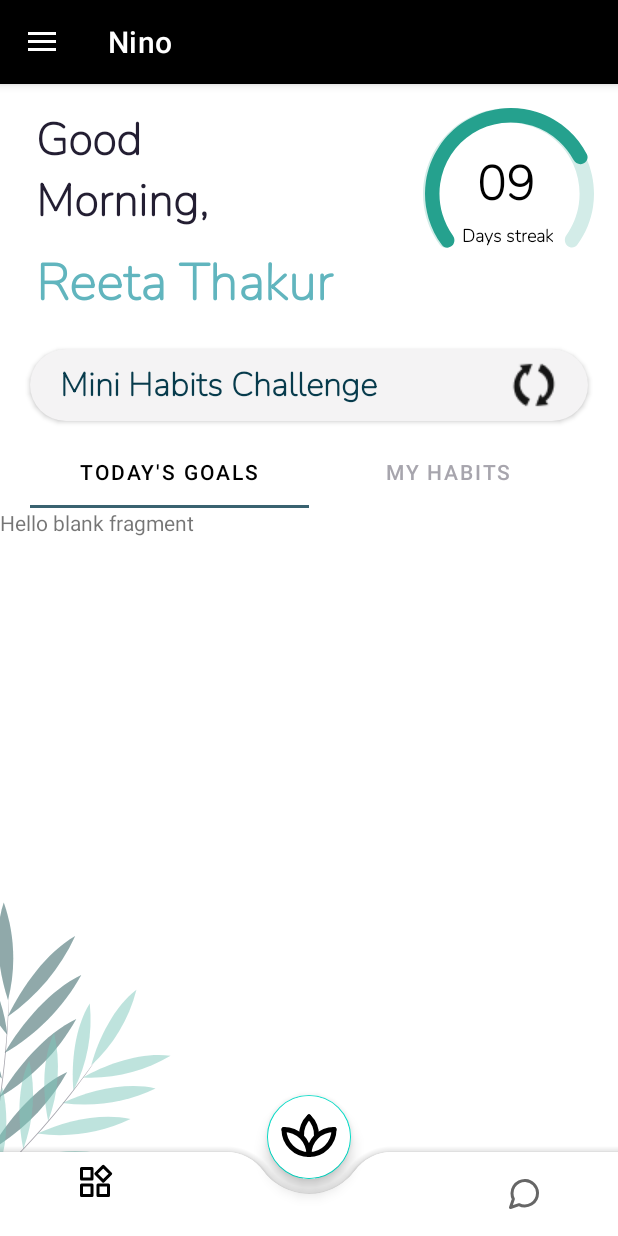
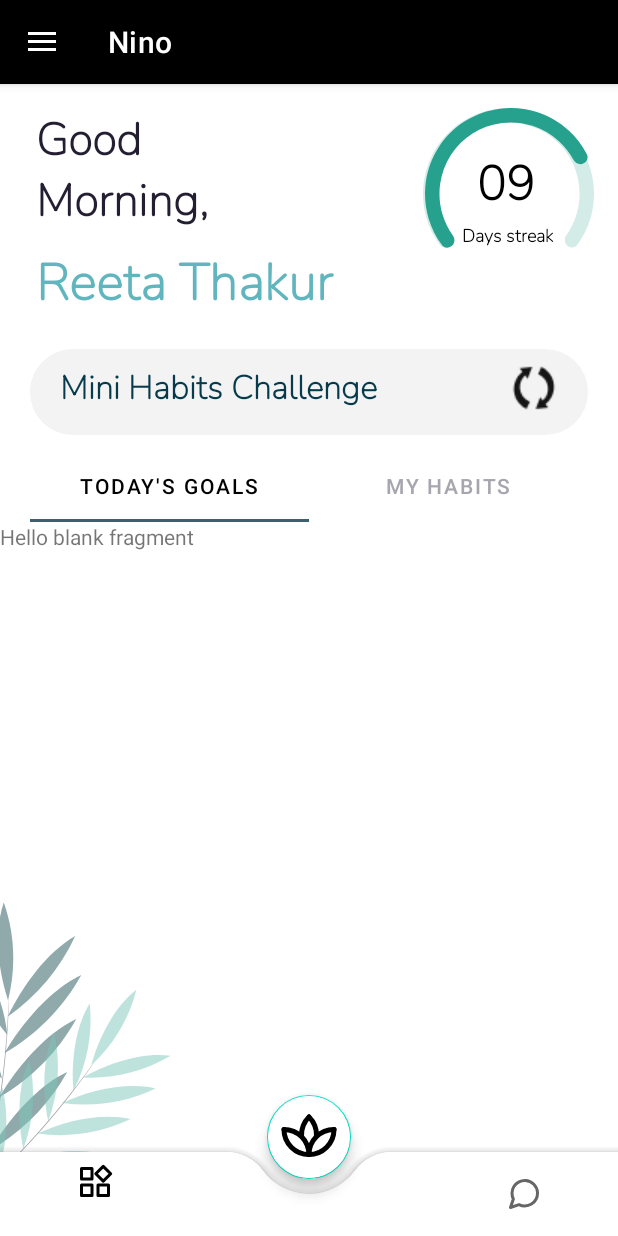
Before and after one commit to ReetaThakur/MentalHealthApp, an Android app: the screen it shows after launch (HomeActivity), on a phone screen of 412 x 824 dp. Run offline under Robolectric (Android 15) with nearby library versions, the phone set to English and light mode, and no system bars; our stand-ins replace Room's generated code.

Commit message:
Mini Challenge Done

```diff
--- a/app/src/main/res/layout/activity_home.xml
+++ b/app/src/main/res/layout/activity_home.xml
@@ -2,9 +2,9 @@
 <androidx.drawerlayout.widget.DrawerLayout xmlns:android="http://schemas.android.com/apk/res/android"
     xmlns:app="http://schemas.android.com/apk/res-auto"
     xmlns:tools="http://schemas.android.com/tools"
+    android:id="@+id/drawerLayout"
     android:layout_width="match_parent"
     android:layout_height="match_parent"
-    android:id="@+id/drawerLayout"
     android:layout_gravity="center"
     tools:context=".HomeActivity">
 
@@ -45,24 +45,26 @@
             app:layout_constraintTop_toBottomOf="@+id/tvGoodMorning" />
 
         <ImageView
+            android:id="@+id/imFullCircle"
             android:layout_width="wrap_content"
             android:layout_height="wrap_content"
+            android:layout_marginTop="16dp"
             android:layout_marginEnd="16dp"
-            android:layout_marginTop="16dp"
             android:src="@drawable/ic_fullcircle"
             app:layout_constraintEnd_toEndOf="parent"
-            android:id="@+id/imFullCircle"
             app:layout_constraintTop_toTopOf="parent" />
+
         <ImageView
             android:layout_width="wrap_content"
             android:layout_height="wrap_content"
+            android:layout_marginTop="16dp"
             android:layout_marginEnd="19dp"
-            android:layout_marginTop="16dp"
             android:src="@drawable/ic_halfcircle"
             app:layout_constraintEnd_toEndOf="parent"
             app:layout_constraintTop_toTopOf="parent" />
 
         <TextView
+            android:id="@+id/tvNoOfDays"
             android:layout_width="wrap_content"
             android:layout_height="wrap_content"
             android:layout_marginStart="36dp"
@@ -73,8 +75,7 @@
             android:textFontWeight="600"
             android:textSize="32dp"
             app:layout_constraintStart_toStartOf="@+id/imFullCircle"
-            app:layout_constraintTop_toTopOf="@+id/imFullCircle"
-            android:id="@+id/tvNoOfDays"/>
+            app:layout_constraintTop_toTopOf="@+id/imFullCircle" />
 
         <TextView
             android:layout_width="wrap_content"
@@ -93,67 +94,81 @@
             app:layout_constraintTop_toBottomOf="@+id/tvNoOfDays" />
 
 
-        <androidx.appcompat.widget.AppCompatButton
+        <TextView
+            android:id="@+id/btnRefresh"
             android:layout_width="match_parent"
             android:layout_height="wrap_content"
+            android:layout_margin="20dp"
+            android:background="@drawable/roundbutton"
+            android:drawableEnd="@drawable/refreshbutton"
+            android:fontFamily="@font/nunito_extralight"
+            android:paddingLeft="20dp"
+            android:paddingTop="10dp"
+            android:paddingRight="20dp"
+            android:paddingBottom="15dp"
             android:text="@string/text_inside_button"
+            android:textAlignment="viewStart"
             android:textAllCaps="false"
+            android:textColor="@color/mini_habits"
+            android:textFontWeight="600"
             android:textSize="22sp"
-            android:textColor="@color/mini_habits"
             android:textStyle="normal"
-            android:textFontWeight="600"
-            android:paddingLeft="20dp"
-            android:drawableEnd="@drawable/refreshbutton"
-            android:paddingRight="20dp"
-            android:fontFamily="@font/nunito_extralight"
-            android:background="@drawable/roundbutton"
-            android:textAlignment="viewStart"
             app:circularflow_radiusInDP="100dp"
             app:layout_constraintStart_toStartOf="parent"
-            app:layout_constraintTop_toBottomOf="@+id/tvUserName"
-            android:layout_margin="20dp"
-            android:id="@+id/btnRefresh"/>
+            app:layout_constraintTop_toBottomOf="@+id/tvUserName" />
+
+        <TextView
+            android:id="@+id/challengetext"
+            android:layout_width="wrap_content"
+            android:layout_height="wrap_content"
+            android:layout_marginBottom="5dp"
+            android:layout_marginStart="25dp"
+            android:text="1 challenge Compelted "
+            android:textColor="#A25336"
+            android:visibility="invisible"
+            app:layout_constraintBottom_toBottomOf="@id/btnRefresh"
+            app:layout_constraintStart_toStartOf="@id/btnRefresh" />
 
         <androidx.appcompat.widget.LinearLayoutCompat
             android:layout_width="match_parent"
             android:layout_height="wrap_content"
+            android:layout_marginTop="10dp"
             android:orientation="vertical"
-            android:layout_marginTop="10dp"
             app:layout_constraintStart_toStartOf="parent"
             app:layout_constraintTop_toBottomOf="@+id/btnRefresh">
 
             <com.google.android.material.tabs.TabLayout
+                android:id="@+id/tabLayout"
                 android:layout_width="match_parent"
                 android:layout_height="wrap_content"
-            app:layout_constraintStart_toStartOf="parent"
-            app:layout_constraintTop_toBottomOf="@+id/btnRefresh"
-            android:id="@+id/tabLayout"
                 android:layout_marginStart="20dp"
                 android:layout_marginEnd="20dp"
                 android:textAllCaps="false"
-            app:tabTextColor="@color/tab_text_color"
+                app:layout_constraintStart_toStartOf="parent"
+                app:layout_constraintTop_toBottomOf="@+id/btnRefresh"
+                app:tabIndicatorColor="@color/tab_indicator"
                 app:tabSelectedTextColor="@color/black"
-            app:tabIndicatorColor="@color/tab_indicator">
+                app:tabTextColor="@color/tab_text_color">
 
                 <com.google.android.material.tabs.TabItem
+                    android:id="@+id/tabTodayGoal"
                     android:layout_width="wrap_content"
                     android:layout_height="wrap_content"
                     android:text="Today's Goals"
-                app:textAllCaps="false"
-                android:id="@+id/tabTodayGoal" />
+                    app:textAllCaps="false" />
 
                 <com.google.android.material.tabs.TabItem
+                    android:id="@+id/tabMyHabits"
                     android:layout_width="wrap_content"
                     android:layout_height="wrap_content"
                     android:text="My Habits"
-                android:textAllCaps="false"
-                android:id="@+id/tabMyHabits" />
+                    android:textAllCaps="false" />
             </com.google.android.material.tabs.TabLayout>
 
             <androidx.viewpager.widget.ViewPager
+                android:id="@+id/viewPager"
                 android:layout_width="match_parent"
-            android:layout_height="wrap_content"
-            android:id="@+id/viewPager"/>
+                android:layout_height="wrap_content" />
 
         </androidx.appcompat.widget.LinearLayoutCompat>
 
@@ -161,50 +176,52 @@
             android:layout_width="wrap_content"
             android:layout_height="wrap_content"
             android:src="@drawable/leaves_for_home_page"
-            app:layout_constraintStart_toStartOf="parent"
-            app:layout_constraintBottom_toBottomOf="parent"/>
+            app:layout_constraintBottom_toBottomOf="parent"
+            app:layout_constraintStart_toStartOf="parent" />
 
 
     </androidx.constraintlayout.widget.ConstraintLayout>
 
     <com.google.android.material.navigation.NavigationView
+        android:id="@+id/navigationView"
         android:layout_width="wrap_content"
         android:layout_height="match_parent"
-        android:id="@+id/navigationView"
         android:layout_gravity="start"
-        app:menu="@menu/top_navigation_bar"
-        android:fitsSystemWindows="true"/>
+        android:fitsSystemWindows="true"
+        app:menu="@menu/top_navigation_bar" />
 
     <androidx.coordinatorlayout.widget.CoordinatorLayout
         android:layout_width="match_parent"
         android:layout_height="match_parent">
+
         <com.google.android.material.bottomappbar.BottomAppBar
+            android:id="@+id/bottomAppBar"
             android:layout_width="match_parent"
             android:layout_height="wrap_content"
-            android:id="@+id/bottomAppBar"
-            app:fabCradleVerticalOffset="10dp"
+            android:layout_gravity="bottom"
+            app:fabCradleMargin="10dp"
             app:fabCradleRoundedCornerRadius="30dp"
-            app:fabCradleMargin="10dp"
-            android:layout_gravity="bottom">
+            app:fabCradleVerticalOffset="10dp">
+
             <com.google.android.material.bottomnavigation.BottomNavigationView
+                android:id="@+id/bottomNavigationView"
                 android:layout_width="match_parent"
                 android:layout_height="match_parent"
-                android:id="@+id/bottomNavigationView"
                 android:layout_marginStart="15dp"
                 android:layout_marginEnd="15dp"
                 android:background="@android:color/transparent"
-                app:menu="@menu/bottom_navigation_bar"/>
+                app:menu="@menu/bottom_navigation_bar" />
         </com.google.android.material.bottomappbar.BottomAppBar>
 
         <com.google.android.material.floatingactionbutton.FloatingActionButton
+            android:id="@+id/fab"
             android:layout_width="wrap_content"
             android:layout_height="wrap_content"
-            android:id="@+id/fab"
             android:backgroundTint="@color/white"
+            android:importantForAutofill="auto"
             android:src="@drawable/ic_icon_name_leaves"
-            android:importantForAutofill="auto"
-            app:maxImageSize="40dp"
-            app:layout_anchor="@id/bottomAppBar"/>
+            app:layout_anchor="@id/bottomAppBar"
+            app:maxImageSize="40dp" />
     </androidx.coordinatorlayout.widget.CoordinatorLayout>
 
 
```
Also changed, not shown: app/src/main/java/com/application/mentalhealth/HomeActivity.kt (+112 -11 lines), app/src/main/res/layout/acceptchallengedialgoue.xml (added, +94 -0 lines), app/src/main/res/layout/quickchallengedialogue.xml (added, +91 -0 lines). Lines whose indentation alone changed are shown as unchanged.
